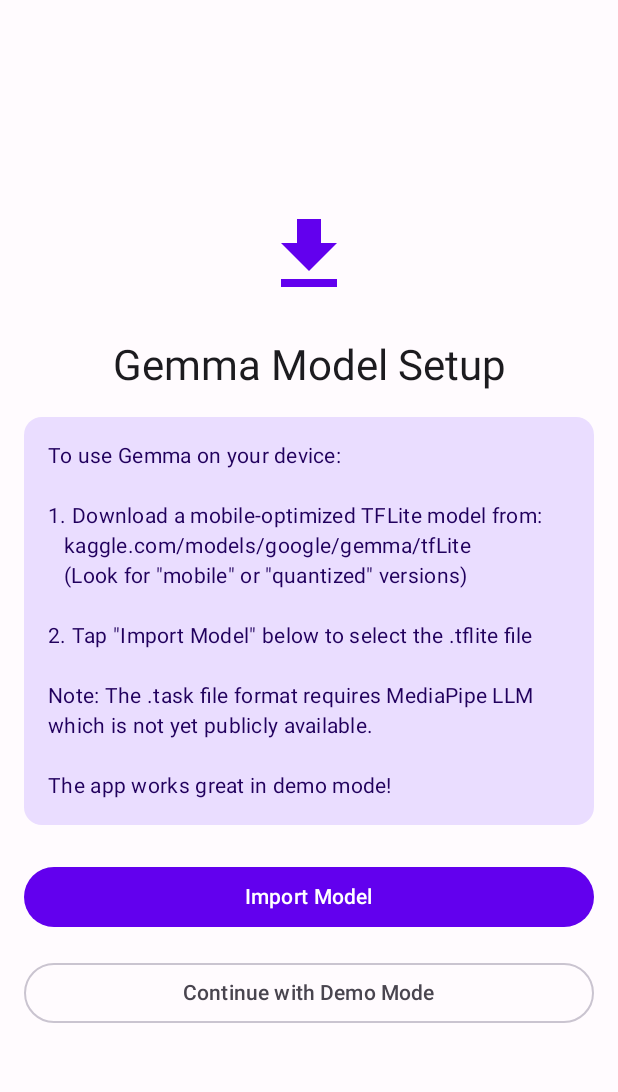
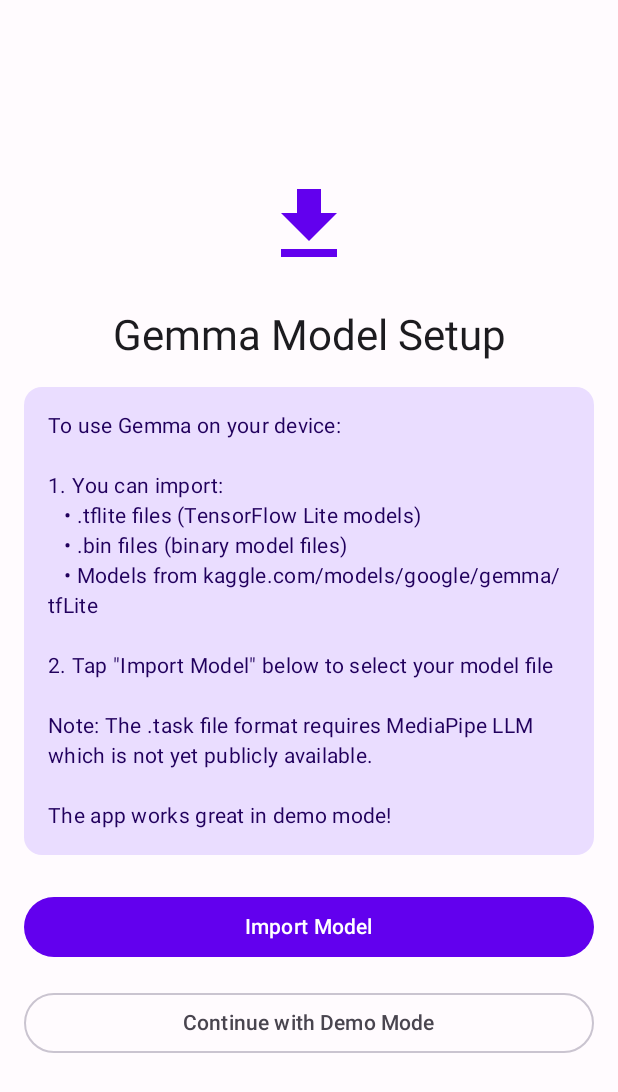
Before and after one commit to mmusil25/python-ble-audio, an Android app built with Jetpack Compose: the screen it shows after launch (MainActivity), after a tap on "Import Model", on a phone screen of 412 x 824 dp. Shown: the top 1092 px of the screen. Run offline under Robolectric (Android 15) with nearby library versions, the phone set to English and light mode, and no system bars; libraries missing offline, so code that uses them is left out: org.tensorflow.lite.

Commit message:
Enhance model import process in GemmaProcessor to support multiple file extensions (.tflite, .bin, .pb) and improve error handling. Update MainActivity to use OpenDocument for file selection and refine model download instructions in MainViewModel for clarity on supported formats.

```diff
--- a/android-gemma-audio-app/app/src/main/java/com/gemmaudio/processor/GemmaProcessor.kt
+++ b/android-gemma-audio-app/app/src/main/java/com/gemmaudio/processor/GemmaProcessor.kt
@@ -26,13 +26,20 @@ class GemmaProcessor(private val context: Context) {
         try {
             Log.d(TAG, "Initializing TensorFlow Lite for Gemma...")
 
-            // Check if model exists in app's files directory
-            val modelFile = File(context.filesDir, MODEL_PATH)
+            // Check if model exists in app's files directory with any supported extension
+            val modelFiles = context.filesDir.listFiles { file ->
+                file.name.startsWith(MODEL_PATH) &&
+                (file.name.endsWith(".tflite") || file.name.endsWith(".bin") || file.name.endsWith(".pb"))
+            }
 
-            if (!modelFile.exists()) {
-                Log.d(TAG, "Model not found locally. Please download the model first.")
-                throw RuntimeException("Gemma model not found. Please download it using the download function.")
+            val modelFile = modelFiles?.firstOrNull()
+
+            if (modelFile == null || !modelFile.exists()) {
+                Log.d(TAG, "Model not found locally. Please import a model file.")
+                throw RuntimeException("Gemma model not found. Please import a .tflite or .bin model file.")
             }
+
+            Log.d(TAG, "Found model file: ${modelFile.name} (${modelFile.length() / (1024 * 1024)} MB)")
 
             // Load the model
             val modelBuffer = loadModelFile(modelFile)
--- a/android-gemma-audio-app/app/src/main/java/com/gemmaudio/processor/MainActivity.kt
+++ b/android-gemma-audio-app/app/src/main/java/com/gemmaudio/processor/MainActivity.kt
@@ -140,7 +140,7 @@ fun ModelSetupScreen(
     error: String?
 ) {
     val modelPickerLauncher = rememberLauncherForActivityResult(
-        contract = ActivityResultContracts.GetContent()
+        contract = ActivityResultContracts.OpenDocument()
     ) { uri ->
         uri?.let { viewModel.importModel(it) }
     }
@@ -185,7 +185,13 @@ fun ModelSetupScreen(
         Spacer(modifier = Modifier.height(24.dp))
 
         Button(
-            onClick = { modelPickerLauncher.launch("*/*") },
+            onClick = {
+                modelPickerLauncher.launch(arrayOf(
+                    "application/octet-stream",  // .bin files
+                    "application/x-tflite",      // .tflite files
+                    "*/*"                        // Any file as fallback
+                ))
+            },
             modifier = Modifier.fillMaxWidth(),
             enabled = !status.contains("Importing")
         ) {
--- a/android-gemma-audio-app/app/src/main/java/com/gemmaudio/processor/MainViewModel.kt
+++ b/android-gemma-audio-app/app/src/main/java/com/gemmaudio/processor/MainViewModel.kt
@@ -59,11 +59,12 @@ class MainViewModel(application: Application) : AndroidViewModel(application) {
                     modelDownloadInstructions = """
                         To use Gemma on your device:
 
-                        1. Download a mobile-optimized TFLite model from:
-                           kaggle.com/models/google/gemma/tfLite
-                           (Look for "mobile" or "quantized" versions)
+                        1. You can import:
+                           • .tflite files (TensorFlow Lite models)
+                           • .bin files (binary model files)
+                           • Models from kaggle.com/models/google/gemma/tfLite
 
-                        2. Tap "Import Model" below to select the .tflite file
+                        2. Tap "Import Model" below to select your model file
 
                         Note: The .task file format requires MediaPipe LLM
                         which is not yet publicly available.
```
